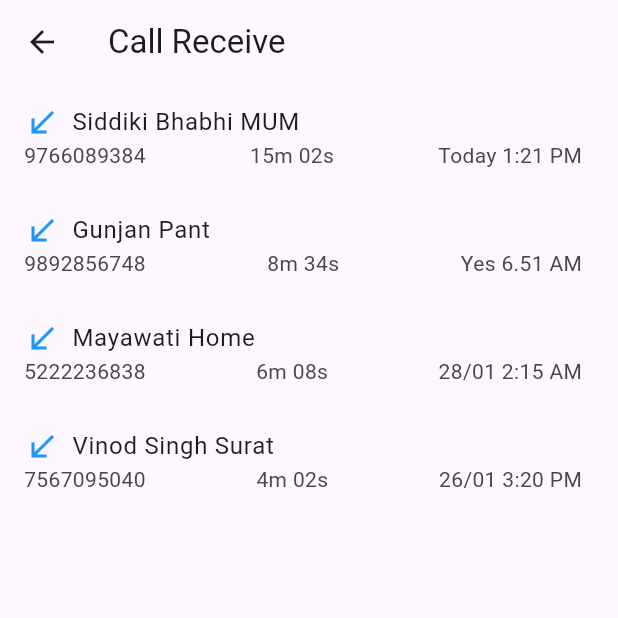
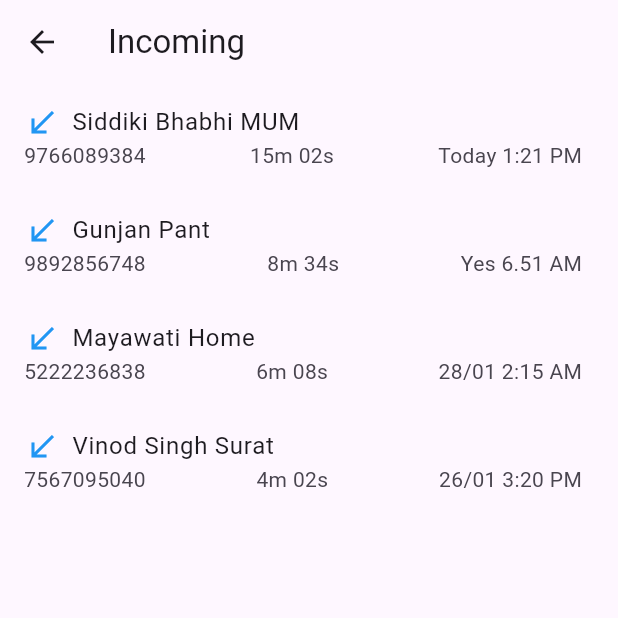
Before and after one commit to srujanbasava/callerapp, a Flutter app: the screen it shows after launch, after a tap on the "call received" icon, on a phone screen of 412 x 824 dp, the top half of it. Run offline on Flutter 3.47's test engine with Material 3 defaults, Android fonts, the phone set to English and light mode, and no system bars; our stand-ins replace permission_handler.

Commit message:
callreceive.dart

```diff
--- a/lib/callreceive.dart
+++ b/lib/callreceive.dart
@@ -9,7 +9,7 @@ class CallReceiveScreen extends StatelessWidget {
   Widget build(BuildContext context) {
     return Scaffold(
       appBar: AppBar(
-        title: Text('Call Receive'),
+        title: Text('Incoming'),
       ),
       body: ListView.builder(
         itemCount: callReceiveList.length,
```
